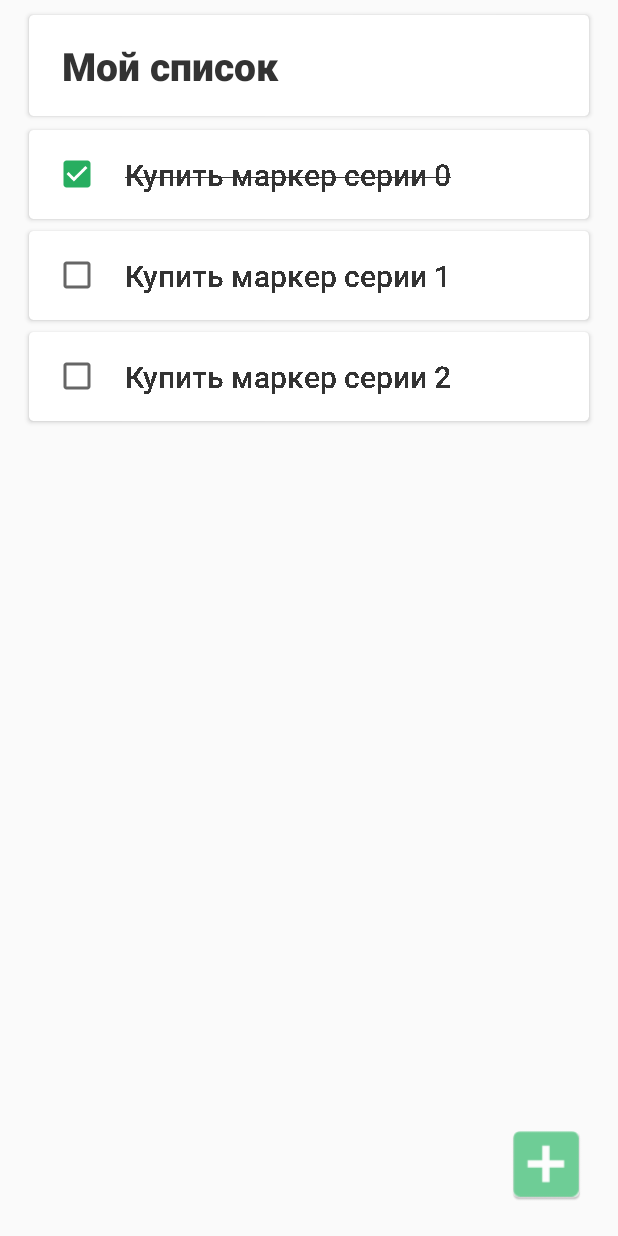
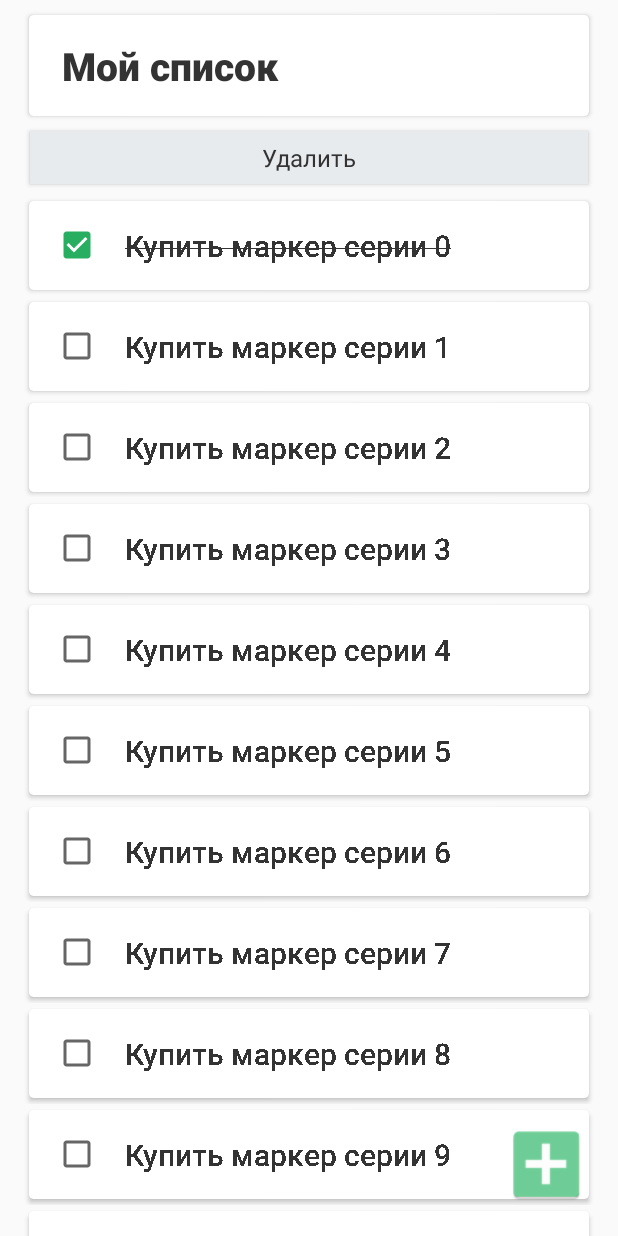
Before and after one commit to one-marker/cactus, an Android app: the screen it shows after launch (MainActivity), after a tap on an icon or button, on a phone screen of 412 x 824 dp. Run offline under Robolectric (Android 15) with nearby library versions, the phone set to English and light mode, and no system bars.

Commit message:
Edit and Add to List (fixing)

```diff
--- a/app/src/main/java/com/rival/MainActivity.java
+++ b/app/src/main/java/com/rival/MainActivity.java
@@ -13,6 +13,8 @@ import android.content.Context;
 import android.content.DialogInterface;
 import android.os.Bundle;
 import android.view.View;
+import android.view.animation.Animation;
+import android.view.animation.AnimationUtils;
 import android.view.inputmethod.InputMethodManager;
 import android.widget.Button;
 import android.widget.Toast;
@@ -27,13 +29,17 @@ public class MainActivity extends AppCompatActivity implements AddDialog.OnInput
     private RecyclerView recyclerView;
     private RecyclerView.Adapter adapter;
 
-    private List<CardModel> listItems;
+    public List<CardModel> listItems;
 
+
+    private Button remove_button;
+    private Button addButton;
     @Override
     protected void onCreate(Bundle savedInstanceState) {
         super.onCreate(savedInstanceState);
         setContentView(R.layout.activity_main);
-
+        addButton = (Button) findViewById(R.id.add_button);
+        remove_button = (Button) findViewById(R.id.remove_button);
         recyclerView = (RecyclerView) findViewById(R.id.recyclerView);
         recyclerView.setHasFixedSize(true);
         recyclerView.setLayoutManager(new LinearLayoutManager(this));
@@ -41,13 +47,15 @@ public class MainActivity extends AppCompatActivity implements AddDialog.OnInput
         listItems = new ArrayList<>();
 
 
-        for (int i = 0; i <3; i++){
+        for (int i = 0; i <13; i++){
             CardModel listItem = new CardModel("Купить маркер серии " + i);
             listItems.add(listItem);
             System.out.println(i);
         }
-        adapter = new MyAdapter(listItems, this);
+
+        adapter = new MyAdapter(listItems, this,remove_button, recyclerView);
         recyclerView.setAdapter(adapter);
+
 
 
         ItemTouchHelper helper = new ItemTouchHelper(new ItemTouchHelper
@@ -60,21 +68,25 @@ public class MainActivity extends AppCompatActivity implements AddDialog.OnInput
 
                 int posotion_dragged = dragged.getAdapterPosition();
                 int position_target = target.getAdapterPosition();
+                Toast.makeText(getApplicationContext(),posotion_dragged + "В "+position_target,Toast.LENGTH_LONG).show();
+
 
                 Collections.swap(listItems,posotion_dragged, position_target);
                 adapter.notifyItemMoved(posotion_dragged, position_target);
+
 
                 return false;
             }
 
             @Override
             public void onSwiped(@NonNull RecyclerView.ViewHolder viewHolder, int direction) {
+                Toast.makeText(getApplicationContext(),direction + "В33",Toast.LENGTH_LONG).show();
 
             }
         });
         helper.attachToRecyclerView(recyclerView);
 
-        Button addButton = (Button) findViewById(R.id.add_button);
+
 
         addButton.setOnClickListener(new View.OnClickListener() {
             @Override
@@ -86,6 +98,10 @@ public class MainActivity extends AppCompatActivity implements AddDialog.OnInput
 //                recyclerView.setAdapter(adapter);
 //                recyclerView.scrollToPosition(listItems.size() - 1);
 
+
+
+//                Animation animShake = AnimationUtils.loadAnimation(getApplicationContext(), R.anim.anim);
+//                remove_button.startAnimation(animShake);
                 AddDialog dialogFragment = new AddDialog();
                 dialogFragment.show(getSupportFragmentManager(), "");
 
@@ -98,6 +114,12 @@ public class MainActivity extends AppCompatActivity implements AddDialog.OnInput
 
 
 
+
+        remove_button.setVisibility(View.GONE);
+
+
+
+
     }
 
     @Override
@@ -106,8 +128,10 @@ public class MainActivity extends AppCompatActivity implements AddDialog.OnInput
         CardModel listItem = new CardModel(input);
 
         listItems.add(listItem);
-        recyclerView.setAdapter(adapter);
+        adapter.notifyItemRemoved(adapter.getItemCount());
 
-        recyclerView.scrollToPosition(listItems.size() - 1);
+
+       // recyclerView.scrollToPosition(listItems.size()-1);
+        recyclerView.smoothScrollToPosition(listItems.size()-1);
     }
 }
--- a/app/src/main/java/com/rival/MyAdapter.java
+++ b/app/src/main/java/com/rival/MyAdapter.java
@@ -6,14 +6,20 @@ import android.graphics.Color;
 import android.graphics.Paint;
 import android.graphics.Typeface;
 import android.util.Log;
+import android.util.SparseBooleanArray;
 import android.view.LayoutInflater;
 import android.view.View;
 import android.view.ViewGroup;
+import android.view.animation.Animation;
+import android.view.animation.AnimationUtils;
+import android.widget.Button;
 import android.widget.CheckBox;
 import android.widget.TextView;
+import android.widget.Toast;
 
 import androidx.recyclerview.widget.RecyclerView;
 
+import java.sql.SQLException;
 import java.util.List;
 
 
@@ -22,10 +28,19 @@ public class MyAdapter extends RecyclerView.Adapter<MyAdapter.ViewHolder> {
 
     private List<CardModel> listItems;
     private Context context;
+    private Button remove_button;
+    private RecyclerView recyclerView;
 
-    public MyAdapter(List<CardModel> listItem, Context context) {
+
+
+    SparseBooleanArray selecteditems;
+    public MyAdapter(List<CardModel> listItem, Context context,Button button, RecyclerView rView) {
         this.listItems = listItem;
         this.context = context;
+        this.remove_button = button;
+        selecteditems = new SparseBooleanArray();
+        this.recyclerView = rView;
+
     }
 
     @Override
@@ -35,6 +50,20 @@ public class MyAdapter extends RecyclerView.Adapter<MyAdapter.ViewHolder> {
 
         return new ViewHolder(v);
     }
+    public void toggleSelection(int pos) {
+        if (selecteditems.get(pos, false)) {
+            selecteditems.delete(pos);
+        }
+        else {
+            selecteditems.put(pos, true);
+        }
+        notifyItemChanged(pos);
+    }
+
+    public void removeItem(int position){
+        listItems.remove(position);
+        notifyItemRemoved(position);
+    }
 
     @Override
     public void onBindViewHolder(final ViewHolder holder, final int position) {
@@ -42,16 +71,74 @@ public class MyAdapter extends RecyclerView.Adapter<MyAdapter.ViewHolder> {
 
         holder.textViewHead.setText(cardItem.getText());
         holder.checkBox.setChecked(cardItem.getChecked());
+        holder.itemView.setActivated(selecteditems.get(position,false));
         //holder.
+
+
         holder.checkBox.setOnClickListener(new View.OnClickListener() {
             @Override
             public void onClick(View v) {
-                if(holder.checkBox.isChecked())
+                System.out.println("Position " + position);
+                if(holder.checkBox.isChecked()){
                     holder.textViewHead.setPaintFlags(holder.textViewHead.getPaintFlags() | Paint.STRIKE_THRU_TEXT_FLAG);
-                else
+                    remove_button.setVisibility(View.VISIBLE);
+                    Animation animShake = AnimationUtils.loadAnimation(context, R.anim.anim);
+                    remove_button.startAnimation(animShake);
+//                    listItems.remove(position);
+//                    notifyItemRemoved(position);
+                }
+                else{
+                    int k = 0;
+                    for(int i=0; i<listItems.size(); i++)
+                        if (listItems.get(i).getChecked() == false)
+                            k++;
+                     if(k==listItems.size()-1)
+                         remove_button.setVisibility(View.GONE);
+
                     holder.textViewHead.setPaintFlags(0);
+                }
+
 
                 listItems.get(position).setChecked(holder.checkBox.isChecked());
+
+                if (position == getItemCount()-1)
+                    recyclerView.scrollToPosition(position);
+
+
+
+            }
+        });
+        remove_button.setOnClickListener(new View.OnClickListener() {
+            @Override
+            public void onClick(final View v) {
+
+                System.out.println("listItems size " + listItems.size());
+
+//                listItems.remove(2);
+//
+//                //notifyItemRemoved(2);
+//                removeItem(2);
+
+//                    CardModel listItem = new CardModel("1");
+//                    listItems.add(listItem);
+//                //dapter = new MyAdapter(listItems, this);
+//                recyclerView.setAdapter(adapter);
+//                recyclerView.scrollToPosition(listItems.size() - 1);
+                //notifyItemRemoved(position);
+                  for(int i = getItemCount()-1; i>=0; i--){
+
+
+                    if (listItems.get(i).getChecked() == true) {
+                        listItems.remove(i);
+                        notifyItemRemoved(i);
+                        notifyItemRangeChanged(i, getItemCount());
+                    }
+
+                }
+
+
+                // recyclerView.setAdapter(adapter);
+                remove_button.setVisibility(View.GONE);
 
 
             }
@@ -61,6 +148,14 @@ public class MyAdapter extends RecyclerView.Adapter<MyAdapter.ViewHolder> {
             holder.textViewHead.setPaintFlags(holder.textViewHead.getPaintFlags() | Paint.STRIKE_THRU_TEXT_FLAG);
         else
             holder.textViewHead.setPaintFlags(0);
+
+//        remove_button.setVisibility(View.VISIBLE);
+//
+//        Animation animShake = AnimationUtils.loadAnimation(this.context, R.anim.anim);
+//        remove_button.startAnimation(animShake);
+
+
+
 
     }
 
@@ -77,9 +172,17 @@ public class MyAdapter extends RecyclerView.Adapter<MyAdapter.ViewHolder> {
         public ViewHolder(View itemView) {
             super(itemView);
             Log.e("2", "o22");
+
             textViewHead = (TextView) itemView.findViewById(R.id.textView);
 
             checkBox = (CheckBox)itemView.findViewById(R.id.checkBox);
+
+//            itemView.setBackgroundColor(itemView.getContext().getResources().getColor(R.color.colorBlack));
+//
+//            if(itemView.isActivated())
+//                itemView.setBackgroundColor(itemView.getContext().getResources().getColor(R.color.colorBlack));
+//            else
+//                itemView.setBackgroundColor(Color.parseColor("#cccccc"));
 
 
 
--- /dev/null
+++ b/app/src/main/java/com/rival/SplashScreen.java
@@ -0,0 +1,35 @@
+package com.rival;
+
+import androidx.appcompat.app.AppCompatActivity;
+
+import android.content.Intent;
+import android.os.Bundle;
+import android.os.Handler;
+import android.view.Window;
+import android.view.WindowManager;
+
+public class SplashScreen extends AppCompatActivity {
+
+
+    private final int SPLASH_DISPLAY_LENGTH = 0; //отображается 5 сек
+
+    @Override
+    protected void onCreate(Bundle savedInstanceState) {
+        super.onCreate(savedInstanceState);
+        setContentView(R.layout.activity_splash_screen);
+        //убираем полоску состояния
+        Window w = getWindow();
+        w.setFlags(WindowManager.LayoutParams.FLAG_FULLSCREEN, WindowManager.LayoutParams.FLAG_FULLSCREEN);
+
+
+        new Handler().postDelayed(new Runnable() {
+            @Override
+            public void run() {
+                Intent mainIntent = new Intent(SplashScreen.this, MainActivity.class);
+                SplashScreen.this.startActivity(mainIntent);
+                SplashScreen.this.finish();
+            }
+        }, SPLASH_DISPLAY_LENGTH);
+    }
+
+}
--- a/app/src/main/res/anim/anim.xml
+++ b/app/src/main/res/anim/anim.xml
@@ -1,8 +1,8 @@
 <?xml version = "1.0" encoding = "utf-8"?>
 <set xmlns:android = "http://schemas.android.com/apk/res/android">
     <translate android:duration = "15"
-        android:fromXDelta = "5%"
+        android:fromYDelta = "5%"
         android:repeatCount = "3"
         android:repeatMode = "reverse"
-        android:toXDelta = "15%"/>
+        android:toYDelta = "15%"/>
 </set>
--- a/app/src/main/res/layout/activity_main.xml
+++ b/app/src/main/res/layout/activity_main.xml
@@ -79,14 +79,41 @@
 
     </androidx.cardview.widget.CardView>
 
+    <Button
+        android:id="@+id/remove_button"
+
+        style="@style/Widget.AppCompat.Button.Colored"
+        android:layout_width="match_parent"
+        android:layout_height="35dp"
+        android:layout_below="@+id/header"
+        android:layout_centerInParent="true"
+        android:layout_marginLeft="20dp"
+        android:layout_marginTop="6dp"
+        android:layout_marginRight="20dp"
+
+        android:layout_marginBottom="6dp"
+
+        android:background="#E8EBEE"
+        android:fontFamily="sans-serif"
+        android:text="Удалить"
+        android:textColor="@color/colorBlack"
+        android:textAllCaps="false"
+        android:textSize="16dp" />
 
     <androidx.recyclerview.widget.RecyclerView
+
         android:id="@+id/recyclerView"
         android:layout_width="match_parent"
         android:layout_height="match_parent"
 
-        android:layout_below="@+id/header"
-        android:layout_marginTop="1dp">
+
+        android:layout_below="@+id/remove_button"
+        android:layout_alignParentLeft="false"
+        android:layout_alignParentEnd="false"
+        android:layout_alignParentRight="false"
+        android:layout_alignParentBottom="false"
+        android:layout_marginTop="1dp"
+        android:paddingBottom="0dp">
 
 
     </androidx.recyclerview.widget.RecyclerView>
@@ -105,6 +132,7 @@
         android:id="@+id/add_button"
         android:fontFamily="sans-serif-black"
         android:textSize="26dp"
+
         />
 
 
--- a/app/src/main/res/values/colors.xml
+++ b/app/src/main/res/values/colors.xml
@@ -14,5 +14,7 @@
 
     <color name="colorGreyDialog">#FAFAFA</color>
     <color name="colorWhiteGrey">#FAFAFA</color>
+    <color name="DarkGrey">#979797</color>
+
     <color name="colorWhite">#FFF</color>
 </resources>
```
Also changed, not shown: app/src/main/AndroidManifest.xml (+10 -1 lines), app/src/main/res/layout/activity_splash_screen.xml (added, +21 -0 lines), app/src/main/add_icon-web.png, app/src/main/res/mipmap-hdpi/add_icon.png, app/src/main/res/mipmap-hdpi/splash_icon.png (added), app/src/main/res/mipmap-mdpi/add_icon.png, app/src/main/res/mipmap-mdpi/splash_icon.png (added), app/src/main/res/mipmap-xhdpi/add_icon.png, app/src/main/res/mipmap-xhdpi/splash_icon.png (added), app/src/main/res/mipmap-xxhdpi/add_icon.png, app/src/main/res/mipmap-xxhdpi/splash_icon.png (added), app/src/main/res/mipmap-xxxhdpi/add_icon.png, app/src/main/res/mipmap-xxxhdpi/splash_icon.png (added), app/src/main/splash_icon-web.png (added).
